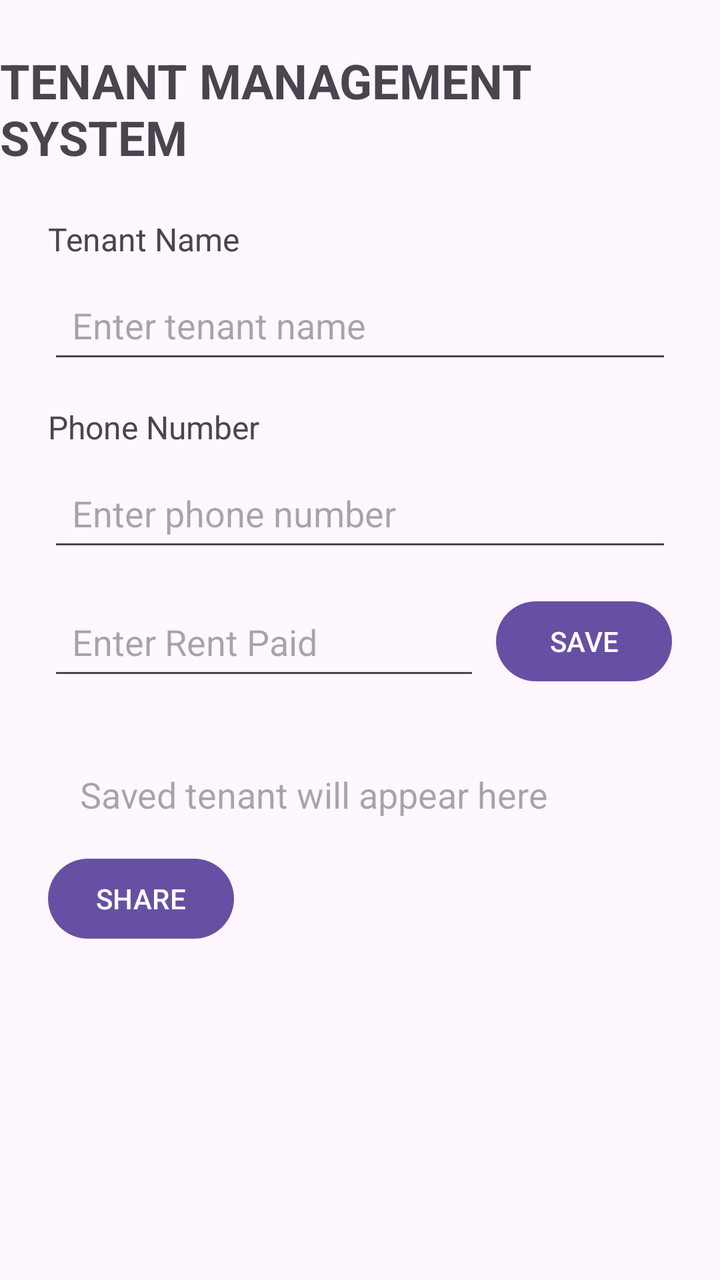
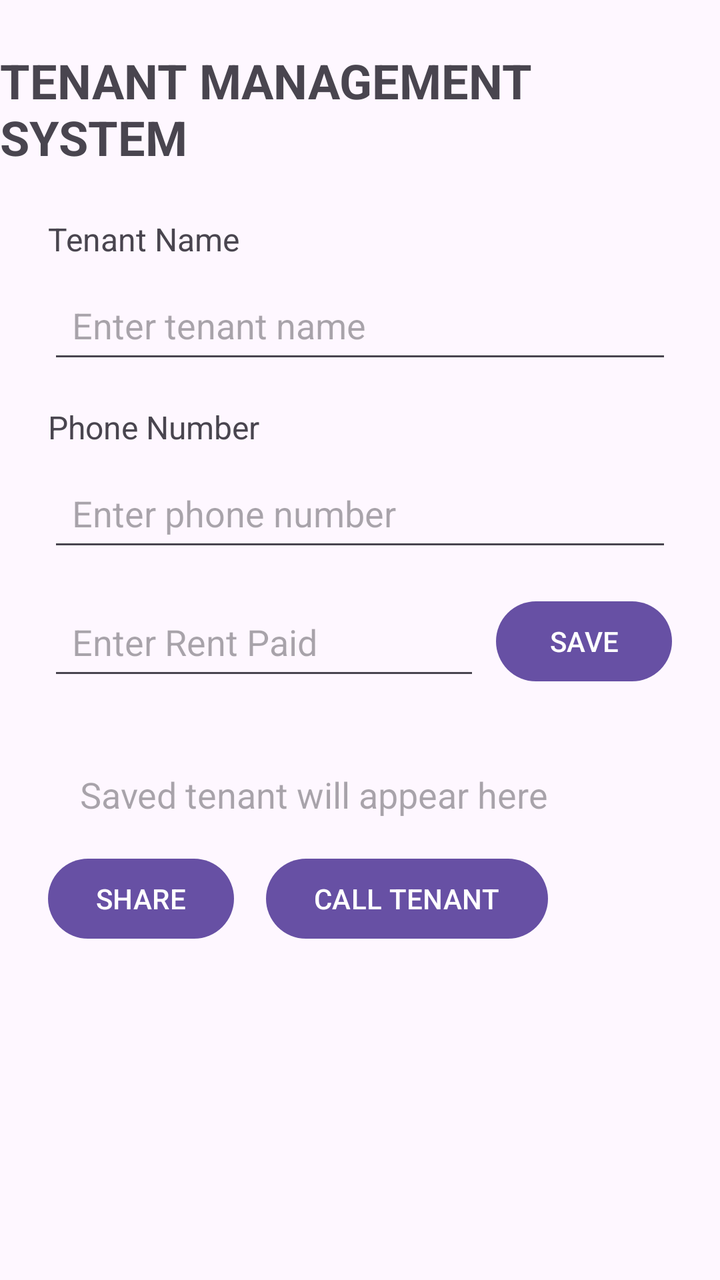

Screens rendered from an Android XML layout before and after an edit, with the pre-edit source and the edit as a unified diff.
<!-- AndroidManifest.xml: application theme Theme.TenantManagementSystem -->
<!-- res/layout/activity_main.xml -->
<?xml version="1.0" encoding="utf-8"?>
<layout xmlns:android="http://schemas.android.com/apk/res/android"
    xmlns:app="http://schemas.android.com/apk/res-auto">

    <data>
        <variable
            name="tenant"
            type="com.example.tenantmanagementsystem.Tenant" />
    </data>

    <androidx.constraintlayout.widget.ConstraintLayout
        android:layout_width="match_parent"
        android:layout_height="match_parent">

        <TextView
            android:id="@+id/titleTextView"
            android:layout_width="wrap_content"
            android:layout_height="wrap_content"
            android:text="TENANT MANAGEMENT SYSTEM"
            android:textSize="24sp"
            android:textStyle="bold"
            android:layout_marginTop="24dp"
            app:layout_constraintTop_toTopOf="parent"
            app:layout_constraintStart_toStartOf="parent"
            app:layout_constraintEnd_toEndOf="parent" />

        <TextView
            android:id="@+id/tenantNameLabel"
            android:layout_width="wrap_content"
            android:layout_height="wrap_content"
            android:text="Tenant Name"
            android:textSize="16sp"
            android:layout_marginTop="24dp"
            android:layout_marginStart="24dp"
            app:layout_constraintTop_toBottomOf="@id/titleTextView"
            app:layout_constraintStart_toStartOf="parent" />

        <EditText
            android:id="@+id/tenantNameEditText"
            android:layout_width="0dp"
            android:layout_height="wrap_content"
            android:hint="Enter tenant name"
            android:inputType="textPersonName"
            android:minHeight="48dp"
            android:padding="12dp"
            android:layout_marginTop="8dp"
            android:layout_marginStart="24dp"
            android:layout_marginEnd="24dp"
            app:layout_constraintTop_toBottomOf="@id/tenantNameLabel"
            app:layout_constraintStart_toStartOf="parent"
            app:layout_constraintEnd_toEndOf="parent" />

        <TextView
            android:id="@+id/phoneLabel"
            android:layout_width="wrap_content"
            android:layout_height="wrap_content"
            android:text="Phone Number"
            android:textSize="16sp"
            android:layout_marginTop="16dp"
            android:layout_marginStart="24dp"
            app:layout_constraintTop_toBottomOf="@id/tenantNameEditText"
            app:layout_constraintStart_toStartOf="parent" />

        <EditText
            android:id="@+id/phoneEditText"
            android:layout_width="0dp"
            android:layout_height="wrap_content"
            android:hint="Enter phone number"
            android:inputType="phone"
            android:minHeight="48dp"
            android:padding="12dp"
            android:layout_marginTop="8dp"
            android:layout_marginStart="24dp"
            android:layout_marginEnd="24dp"
            app:layout_constraintTop_toBottomOf="@id/phoneLabel"
            app:layout_constraintStart_toStartOf="parent"
            app:layout_constraintEnd_toEndOf="parent" />

        <EditText
            android:id="@+id/rentEditText"
            android:layout_width="0dp"
            android:layout_height="wrap_content"
            android:hint="Enter Rent Paid"
            android:inputType="numberDecimal"
            android:minHeight="48dp"
            android:padding="12dp"
            android:layout_marginStart="24dp"
            android:layout_marginTop="16dp"
            android:layout_marginEnd="8dp"
            app:layout_constraintTop_toBottomOf="@id/phoneEditText"
            app:layout_constraintStart_toStartOf="parent"
            app:layout_constraintEnd_toStartOf="@id/saveButton" />

        <Button
            android:id="@+id/saveButton"
            android:layout_width="wrap_content"
            android:layout_height="wrap_content"
            android:text="SAVE"
            android:layout_marginEnd="24dp"
            app:layout_constraintTop_toTopOf="@id/rentEditText"
            app:layout_constraintEnd_toEndOf="parent" />

        <TextView
            android:id="@+id/tenantResultTextView"
            android:layout_width="0dp"
            android:layout_height="wrap_content"
            android:text="@{tenant.summary()}"
            android:hint="Saved tenant will appear here"
            android:textSize="18sp"
            android:padding="16dp"
            android:layout_margin="24dp"
            app:layout_constraintTop_toBottomOf="@id/rentEditText"
            app:layout_constraintStart_toStartOf="parent"
            app:layout_constraintEnd_toEndOf="parent" />

        <Button
            android:id="@+id/shareButton"
            android:layout_width="wrap_content"
            android:layout_height="wrap_content"
            android:text="SHARE"
            android:layout_marginStart="24dp"
            app:layout_constraintTop_toBottomOf="@id/tenantResultTextView"
            app:layout_constraintStart_toStartOf="parent" />

    </androidx.constraintlayout.widget.ConstraintLayout>
</layout>
<!-- resources referenced by this layout -->
<resources>
  <style name="Theme.TenantManagementSystem" parent="Base.Theme.TenantManagementSystem" />
  <style name="Base.Theme.TenantManagementSystem" parent="Theme.Material3.DayNight.NoActionBar">
          
          
      </style>
</resources>

<!-- the commit's change to res/layout/activity_main.xml (unified diff, before → after) -->
@@ -122,5 +122,14 @@
             app:layout_constraintTop_toBottomOf="@id/tenantResultTextView"
             app:layout_constraintStart_toStartOf="parent" />
 
+        <Button
+            android:id="@+id/callButton"
+            android:layout_width="wrap_content"
+            android:layout_height="wrap_content"
+            android:text="CALL TENANT"
+            android:layout_marginStart="16dp"
+            app:layout_constraintTop_toTopOf="@id/shareButton"
+            app:layout_constraintStart_toEndOf="@id/shareButton" />
+
     </androidx.constraintlayout.widget.ConstraintLayout>
 </layout>
